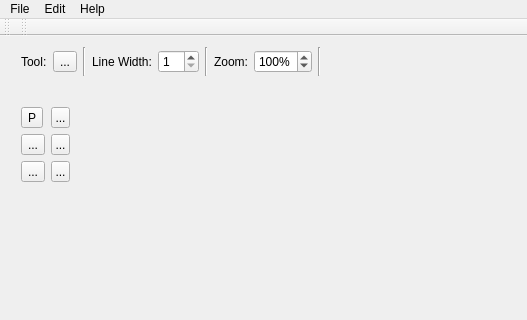
Qt form mainwindow.ui (GlaticuS/rAstro) before a commit; both pictures show x 0 to 527 and y 0 to 320 of the 729 by 471 pixel window.
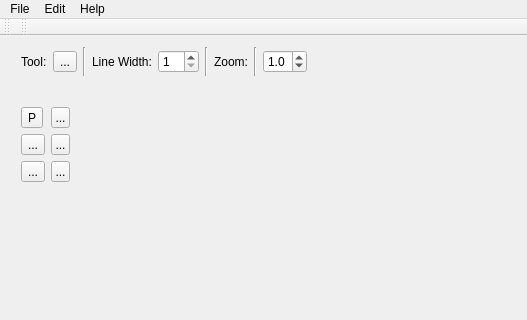
The same form after that commit. Icons and pictures are not drawn. Custom widgets are drawn as their Qt base class.

What changed in the file:
```diff
--- a/mainwindow.ui
+++ b/mainwindow.ui
@@ -227,31 +227,28 @@
       </widget>
      </item>
      <item>
-      <widget class="QSpinBox" name="spinBoxZoom">
-       <property name="suffix">
-        <string>%</string>
+      <widget class="Line" name="line_3">
+       <property name="orientation">
+        <enum>Qt::Vertical</enum>
        </property>
-       <property name="prefix">
-        <string/>
+      </widget>
+     </item>
+     <item>
+      <widget class="QDoubleSpinBox" name="doubleSpinBox">
+       <property name="decimals">
+        <number>1</number>
        </property>
        <property name="minimum">
-        <number>50</number>
+        <double>0.500000000000000</double>
        </property>
        <property name="maximum">
-        <number>300</number>
+        <double>3.000000000000000</double>
        </property>
        <property name="singleStep">
         <number>50</number>
        </property>
        <property name="value">
-        <number>100</number>
-       </property>
-      </widget>
-     </item>
-     <item>
-      <widget class="Line" name="line_3">
-       <property name="orientation">
-        <enum>Qt::Vertical</enum>
+        <double>1.000000000000000</double>
        </property>
       </widget>
      </item>
```
Left out of the diff: 63 changed lines with no effect on the pictures.
